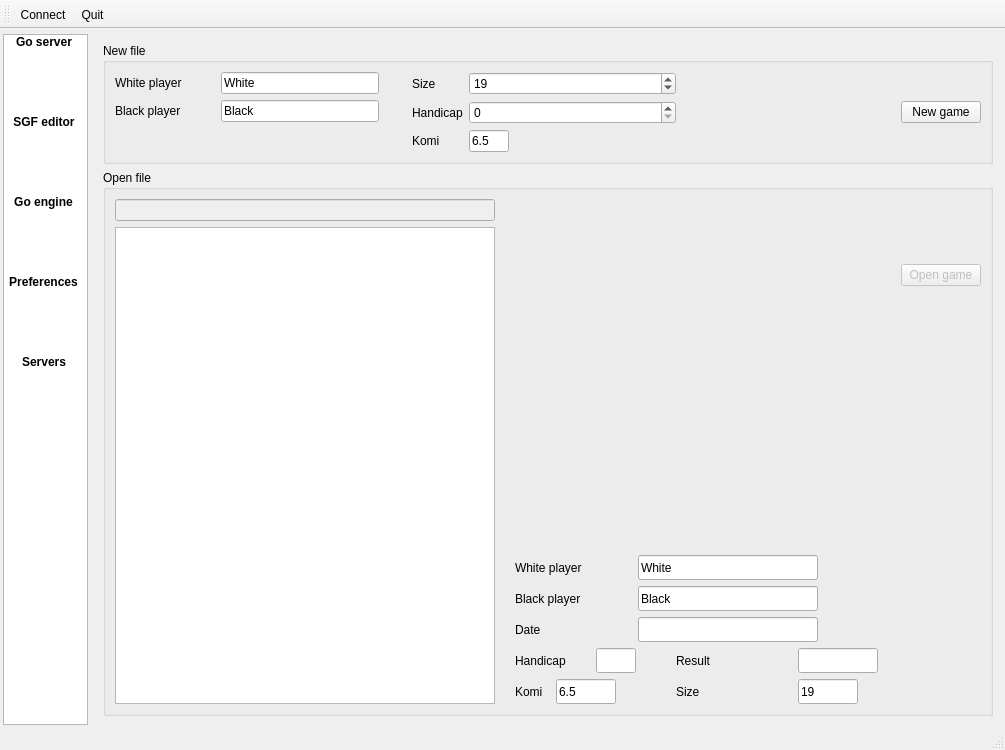
Qt form src/mainwindow.ui (pzorin/qgo) before a commit.
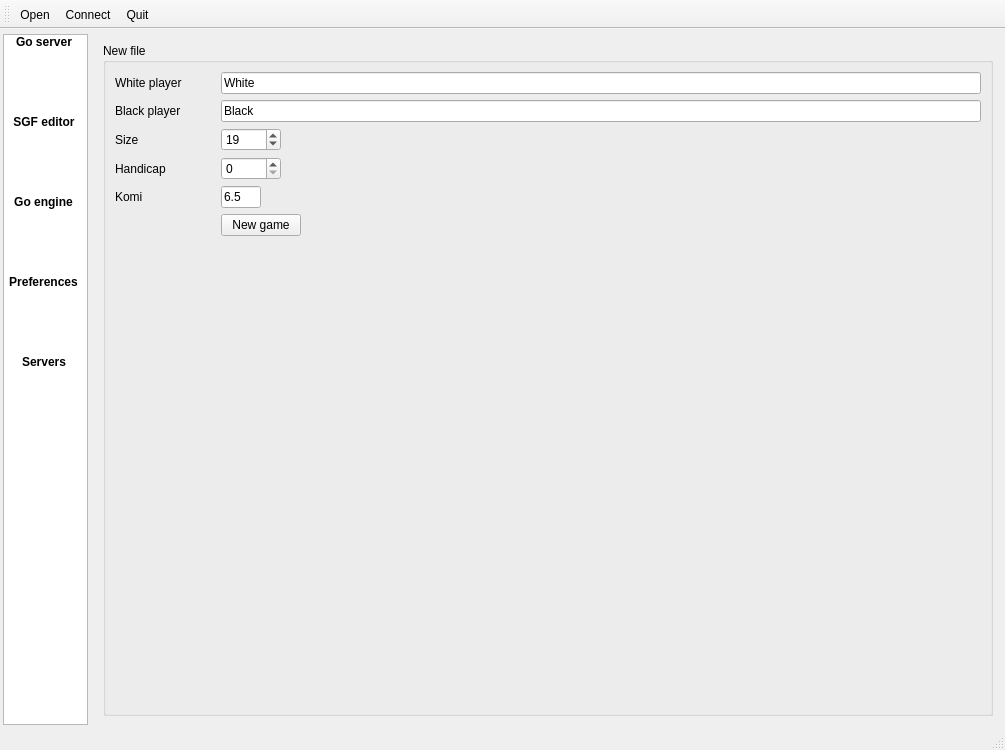
The same form after that commit. The open tabs and pages were chosen to show the change. Icons and pictures are not drawn. Custom widgets are drawn as their Qt base class.

Commit message:
Use Qt's open file dialog with preview widget
Since the preview widget is added to the standard dialog's layout,
it might not be displayed properly on other platforms. There used to
be a good way of dealing with this problem in Qt 3, but it does not
seem that it will be reimplemented in the future. Possible workaround:
always use standard (non-native) dialogs.

```diff
--- a/src/mainwindow.ui
+++ b/src/mainwindow.ui
@@ -40,13 +40,115 @@
     <property name="bottomMargin">
      <number>3</number>
     </property>
+    <item row="0" column="0">
+     <widget class="QListWidget" name="listWidget">
+      <property name="minimumSize">
+       <size>
+        <width>85</width>
+        <height>0</height>
+       </size>
+      </property>
+      <property name="maximumSize">
+       <size>
+        <width>85</width>
+        <height>16777215</height>
+       </size>
+      </property>
+      <property name="font">
+       <font>
+        <weight>75</weight>
+        <bold>true</bold>
+       </font>
+      </property>
+      <property name="verticalScrollBarPolicy">
+       <enum>Qt::ScrollBarAlwaysOff</enum>
+      </property>
+      <property name="horizontalScrollBarPolicy">
+       <enum>Qt::ScrollBarAlwaysOff</enum>
+      </property>
+      <property name="editTriggers">
+       <set>QAbstractItemView::NoEditTriggers</set>
+      </property>
+      <property name="showDropIndicator" stdset="0">
+       <bool>false</bool>
+      </property>
+      <property name="dragDropMode">
+       <enum>QAbstractItemView::DragDrop</enum>
+      </property>
+      <property name="selectionMode">
+       <enum>QAbstractItemView::NoSelection</enum>
+      </property>
+      <property name="iconSize">
+       <size>
+        <width>48</width>
+        <height>48</height>
+       </size>
+      </property>
+      <property name="movement">
+       <enum>QListView::Snap</enum>
+      </property>
+      <property name="gridSize">
+       <size>
+        <width>80</width>
+        <height>80</height>
+       </size>
+      </property>
+      <property name="viewMode">
+       <enum>QListView::IconMode</enum>
+      </property>
+      <item>
+       <property name="text">
+        <string>Go server</string>
+       </property>
+       <property name="icon">
+        <iconset resource="application.qrc">
+         <normaloff>:/ressources/pics/toolbar_1.png</normaloff>:/ressources/pics/toolbar_1.png</iconset>
+       </property>
+      </item>
+      <item>
+       <property name="text">
+        <string>SGF editor</string>
+       </property>
+       <property name="icon">
+        <iconset resource="application.qrc">
+         <normaloff>:/ressources/pics/toolbar_2.png</normaloff>:/ressources/pics/toolbar_2.png</iconset>
+       </property>
+      </item>
+      <item>
+       <property name="text">
+        <string>Go engine</string>
+       </property>
+       <property name="icon">
+        <iconset resource="application.qrc">
+         <normaloff>:/ressources/pics/toolbar_3.png</normaloff>:/ressources/pics/toolbar_3.png</iconset>
+       </property>
+      </item>
+      <item>
+       <property name="text">
+        <string>Preferences</string>
+       </property>
+       <property name="icon">
+        <iconset theme="preferences-other" resource="application.qrc">
+         <normaloff>:/ressources/pics/toolbar_5.png</normaloff>:/ressources/pics/toolbar_5.png</iconset>
+       </property>
+      </item>
+      <item>
+       <property name="text">
+        <string>Servers</string>
+       </property>
+       <property name="icon">
+        <iconset theme="preferences-system-network" resource="application.qrc">
+         <normaloff>:/ressources/pics/toolbar_4.png</normaloff>:/ressources/pics/toolbar_4.png</iconset>
+       </property>
+      </item>
+     </widget>
+    </item>
     <item row="0" column="1">
      <widget class="QStackedWidget" name="stackedWidget">
       <property name="currentIndex">
        <number>0</number>
       </property>
-      <widget class="ConnectionWidget" name="connectionWidget">
-      </widget>
+      <widget class="ConnectionWidget" name="connectionWidget"/>
       <widget class="QWidget" name="SGFEditor">
        <layout class="QVBoxLayout">
         <property name="spacing">
@@ -57,12 +159,6 @@
         </property>
         <item>
          <widget class="QGroupBox" name="groupBox_4">
-          <property name="sizePolicy">
-           <sizepolicy hsizetype="Preferred" vsizetype="Fixed">
-            <horstretch>0</horstretch>
-            <verstretch>0</verstretch>
-           </sizepolicy>
-          </property>
           <property name="title">
            <string>New file</string>
           </property>
@@ -124,34 +220,14 @@
                </property>
               </widget>
              </item>
-            </layout>
-           </item>
-           <item>
-            <spacer name="spacer">
-             <property name="orientation">
-              <enum>Qt::Horizontal</enum>
-             </property>
-             <property name="sizeType">
-              <enum>QSizePolicy::Fixed</enum>
-             </property>
-             <property name="sizeHint" stdset="0">
-              <size>
-               <width>27</width>
-               <height>17</height>
-              </size>
-             </property>
-            </spacer>
-           </item>
-           <item>
-            <layout class="QFormLayout" name="formLayout_10">
-             <item row="0" column="0">
+             <item row="3" column="0">
               <widget class="QLabel" name="label_9">
                <property name="text">
                 <string>Size</string>
                </property>
               </widget>
              </item>
-             <item row="0" column="1">
+             <item row="3" column="1">
               <widget class="QSpinBox" name="newFile_Size">
                <property name="minimumSize">
                 <size>
@@ -170,14 +246,21 @@
                </property>
               </widget>
              </item>
-             <item row="1" column="0">
+             <item row="4" column="0">
               <widget class="QLabel" name="label_10">
                <property name="text">
                 <string>Handicap</string>
                </property>
               </widget>
              </item>
-             <item row="1" column="1">
+             <item row="5" column="0">
+              <widget class="QLabel" name="label_12">
+               <property name="text">
+                <string>Komi</string>
+               </property>
+              </widget>
+             </item>
+             <item row="4" column="1">
               <widget class="QSpinBox" name="newFile_Handicap">
                <property name="minimumSize">
                 <size>
@@ -202,14 +285,7 @@
                </property>
               </widget>
              </item>
-             <item row="2" column="0">
-              <widget class="QLabel" name="label_12">
-               <property name="text">
-                <string>Komi</string>
-               </property>
-              </widget>
-             </item>
-             <item row="2" column="1">
+             <item row="5" column="1">
               <widget class="QLineEdit" name="newFile_Komi">
                <property name="minimumSize">
                 <size>
@@ -228,446 +304,17 @@
                </property>
               </widget>
              </item>
-            </layout>
-           </item>
-           <item>
-            <spacer>
-             <property name="orientation">
-              <enum>Qt::Horizontal</enum>
-             </property>
-             <property name="sizeType">
-              <enum>QSizePolicy::Preferred</enum>
-             </property>
-             <property name="sizeHint" stdset="0">
-              <size>
-               <width>219</width>
-               <height>17</height>
-              </size>
-             </property>
-            </spacer>
-           </item>
-           <item>
-            <widget class="QPushButton" name="button_newGame">
-             <property name="text">
-              <string>New game</string>
-             </property>
-             <property name="icon">
-              <iconset theme="document-new">
-               <normaloff/>
-              </iconset>
-             </property>
-            </widget>
-           </item>
-          </layout>
-         </widget>
-        </item>
-        <item>
-         <widget class="QGroupBox" name="groupBox_5">
-          <property name="title">
-           <string>Open file</string>
-          </property>
-          <layout class="QGridLayout" name="_8">
-           <item row="0" column="0">
-            <layout class="QHBoxLayout" name="horizontalLayout_4">
-             <item>
-              <layout class="QVBoxLayout" name="verticalLayout_4">
-               <item>
-                <widget class="QLineEdit" name="pathEdit">
-                 <property name="enabled">
-                  <bool>false</bool>
-                 </property>
-                 <property name="minimumSize">
-                  <size>
-                   <width>200</width>
-                   <height>0</height>
-                  </size>
-                 </property>
-                </widget>
-               </item>
-               <item>
-                <widget class="QTreeView" name="dirView_1">
-                 <property name="sizePolicy">
-                  <sizepolicy hsizetype="Expanding" vsizetype="Expanding">
-                   <horstretch>0</horstretch>
-                   <verstretch>0</verstretch>
-                  </sizepolicy>
-                 </property>
-                 <property name="minimumSize">
-                  <size>
-                   <width>200</width>
-                   <height>350</height>
-                  </size>
-                 </property>
-                 <property name="selectionBehavior">
-                  <enum>QAbstractItemView::SelectItems</enum>
-                 </property>
-                </widget>
-               </item>
-              </layout>
-             </item>
-             <item>
-              <spacer name="spacer_2">
-               <property name="orientation">
-                <enum>Qt::Horizontal</enum>
+             <item row="6" column="1">
+              <widget class="QPushButton" name="button_newGame">
+               <property name="text">
+                <string>New game</string>
                </property>
-               <property name="sizeType">
-                <enum>QSizePolicy::Fixed</enum>
+               <property name="icon">
+                <iconset theme="document-new">
+                 <normaloff/>
+                </iconset>
                </property>
-               <property name="sizeHint" stdset="0">
-                <size>
-                 <width>14</width>
-                 <height>20</height>
-                </size>
-               </property>
-              </spacer>
-             </item>
-             <item>
-              <layout class="QVBoxLayout" name="verticalLayout_5">
-               <item>
-                <layout class="QHBoxLayout" name="horizontalLayout_3">
-                 <item>
-                  <widget class="DisplayBoard" name="displayBoard" native="true">
-                   <property name="minimumSize">
-                    <size>
-                     <width>150</width>
-                     <height>150</height>
-                    </size>
-                   </property>
-                   <property name="whatsThis">
-                    <string>Board preview</string>
-                   </property>
-                  </widget>
-                 </item>
-                </layout>
-               </item>
-               <item>
-                <layout class="QGridLayout" name="_9">
-                 <property name="horizontalSpacing">
-                  <number>2</number>
-                 </property>
-                 <property name="verticalSpacing">
-                  <number>6</number>
-                 </property>
-                 <property name="margin">
-                  <number>0</number>
-                 </property>
-                 <item row="2" column="0" colspan="3">
-                  <widget class="QLabel" name="label_14">
-                   <property name="maximumSize">
-                    <size>
-                     <width>180</width>
-                     <height>16777215</height>
-                    </size>
-                   </property>
-                   <property name="text">
-                    <string>Date</string>
-                   </property>
-                  </widget>
-                 </item>
-                 <item row="4" column="4">
-                  <widget class="QLabel" name="label_15">
-                   <property name="minimumSize">
-                    <size>
-                     <width>40</width>
-                     <height>0</height>
-                    </size>
-                   </property>
-                   <property name="maximumSize">
-                    <size>
-                     <width>180</width>
-                     <height>16777215</height>
-                    </size>
-                   </property>
-                   <property name="text">
-                    <string>Size</string>
-                   </property>
-                  </widget>
-                 </item>
-                 <item row="1" column="3" colspan="4">
-                  <widget class="QLineEdit" name="File_BlackPlayer">
-                   <property name="minimumSize">
-                    <size>
-                     <width>118</width>
-                     <height>25</height>
-                    </size>
-                   </property>
-                   <property name="maximumSize">
-                    <size>
-                     <width>180</width>
-                     <height>16777215</height>
-                    </size>
-                   </property>
-                   <property name="text">
-                    <string>Black</string>
-                   </property>
-                  </widget>
-                 </item>
-                 <item row="4" column="1" colspan="2">
-                  <widget class="QLineEdit" name="File_Komi">
-                   <property name="minimumSize">
-                    <size>
-                     <width>40</width>
-                     <height>25</height>
-                    </size>
-                   </property>
-                   <property name="maximumSize">
-                    <size>
-                     <width>60</width>
-                     <height>16777215</height>
-                    </size>
-                   </property>
-                   <property name="text">
-                    <string>6.5</string>
-                   </property>
-                  </widget>
-                 </item>
-                 <item row="0" column="0" colspan="2">
-                  <widget class="QLabel" name="label_16">
-                   <property name="minimumSize">
-                    <size>
-                     <width>79</width>
-                     <height>0</height>
-                    </size>
-                   </property>
-                   <property name="maximumSize">
-                    <size>
-                     <width>180</width>
-                     <height>16777215</height>
-                    </size>
-                   </property>
-                   <property name="text">
-                    <string>White player</string>
-                   </property>
-                  </widget>
-                 </item>
-                 <item row="1" column="0" colspan="2">
-                  <widget class="QLabel" name="label_17">
-                   <property name="minimumSize">
-                    <size>
-                     <width>79</width>
-                     <height>0</height>
-                    </size>
-                   </property>
-                   <property name="maximumSize">
-                    <size>
-                     <width>180</width>
-                     <height>16777215</height>
-                    </size>
-                   </property>
-                   <property name="text">
-                    <string>Black player</string>
-                   </property>
-                  </widget>
-                 </item>
-                 <item row="4" column="0">
-                  <widget class="QLabel" name="label_19">
-                   <property name="minimumSize">
-                    <size>
-                     <width>37</width>
-                     <height>0</height>
-                    </size>
-                   </property>
-                   <property name="maximumSize">
-                    <size>
-                     <width>180</width>
-                     <height>16777215</height>
-                    </size>
-                   </property>
-                   <property name="text">
-                    <string>Komi</string>
-                   </property>
-                  </widget>
-                 </item>
-                 <item row="2" column="3" colspan="4">
-                  <widget class="QLineEdit" name="File_Date">
-                   <property name="minimumSize">
-                    <size>
-                     <width>118</width>
-                     <height>25</height>
-                    </size>
-                   </property>
-                   <property name="maximumSize">
-                    <size>
-                     <width>180</width>
-                     <height>16777215</height>
-                    </size>
-                   </property>
-                   <property name="text">
-                    <string/>
-                   </property>
-                  </widget>
-                 </item>
-                 <item row="3" column="0" colspan="2">
-                  <widget class="QLabel" name="label_20">
-                   <property name="minimumSize">
-                    <size>
-                     <width>70</width>
-                     <height>0</height>
-                    </size>
-                   </property>
-                   <property name="maximumSize">
-                    <size>
-                     <width>180</width>
-                     <height>16777215</height>
-                    </size>
-                   </property>
-                   <property name="text">
-                    <string>Handicap</string>
-                   </property>
-                  </widget>
-                 </item>
-                 <item row="4" column="5">
-                  <widget class="QLineEdit" name="File_Size">
-                   <property name="minimumSize">
-                    <size>
-                     <width>60</width>
-                     <height>25</height>
-                    </size>
-                   </property>
-                   <property name="maximumSize">
-                    <size>
-                     <width>60</width>
-                     <height>16777215</height>
-                    </size>
-                   </property>
-                   <property name="text">
-                    <string>19</string>
-                   </property>
-                  </widget>
-                 </item>
-                 <item row="0" column="3" colspan="4">
-                  <widget class="QLineEdit" name="File_WhitePlayer">
-                   <property name="sizePolicy">
-                    <sizepolicy hsizetype="Minimum" vsizetype="Fixed">
-                     <horstretch>0</horstretch>
-                     <verstretch>0</verstretch>
-                    </sizepolicy>
-                   </property>
-                   <property name="minimumSize">
-                    <size>
-                     <width>118</width>
-                     <height>25</height>
-                    </size>
-                   </property>
-                   <property name="maximumSize">
-                    <size>
-                     <width>180</width>
-                     <height>16777215</height>
-                    </size>
-                   </property>
-                   <property name="text">
-                    <string>White</string>
-                   </property>
-                  </widget>
-                 </item>
-                 <item row="3" column="4">
-                  <widget class="QLabel" name="label_18">
-                   <property name="minimumSize">
-                    <size>
-                     <width>120</width>
-                     <height>0</height>
-                    </size>
-                   </property>
-                   <property name="maximumSize">
-                    <size>
-                     <width>180</width>
-                     <height>16777215</height>
-                    </size>
-                   </property>
-                   <property name="text">
-                    <string>Result</string>
-                   </property>
-                  </widget>
-                 </item>
-                 <item row="3" column="5" colspan="2">
-                  <widget class="QLineEdit" name="File_Result">
-                   <property name="minimumSize">
-                    <size>
-                     <width>66</width>
-                     <height>25</height>
-                    </size>
-                   </property>
-                   <property name="maximumSize">
-                    <size>
-                     <width>80</width>
-                     <height>16777215</height>
-                    </size>
-                   </property>
-                   <property name="text">
-                    <string/>
-                   </property>
-                  </widget>
-                 </item>
-                 <item row="3" column="2">
-                  <widget class="QLineEdit" name="File_Handicap">
-                   <property name="minimumSize">
-                    <size>
-                     <width>40</width>
-                     <height>25</height>
-                    </size>
-                   </property>
-                   <property name="maximumSize">
-                    <size>
-                     <width>40</width>
-                     <height>16777215</height>
-                    </size>
-                   </property>
-                   <property name="text">
-                    <string/>
-                   </property>
-                  </widget>
-                 </item>
-                </layout>
-               </item>
-              </layout>
-             </item>
-             <item>
-              <layout class="QVBoxLayout" name="verticalLayout_6">
-               <item>
-                <spacer name="verticalSpacer_2">
-                 <property name="orientation">
-                  <enum>Qt::Vertical</enum>
-                 </property>
-                 <property name="sizeType">
-                  <enum>QSizePolicy::Preferred</enum>
-                 </property>
-                 <property name="sizeHint" stdset="0">
-                  <size>
-                   <width>20</width>
-                   <height>65</height>
-                  </size>
-                 </property>
-                </spacer>
-               </item>
-               <item>
-                <widget class="QPushButton" name="button_loadGame">
-                 <property name="enabled">
-                  <bool>false</bool>
-                 </property>
-                 <property name="text">
-                  <string>Open game</string>
-                 </property>
-                 <property name="icon">
-                  <iconset theme="document-open">
-                   <normaloff/>
-                  </iconset>
-                 </property>
-                </widget>
-               </item>
-               <item>
-                <spacer name="verticalSpacer">
-                 <property name="orientation">
-                  <enum>Qt::Vertical</enum>
-                 </property>
-                 <property name="sizeHint" stdset="0">
-                  <size>
-                   <width>20</width>
-                   <height>186</height>
-                  </size>
-                 </property>
-                </spacer>
-               </item>
-              </layout>
+              </widget>
              </item>
             </layout>
            </item>
@@ -773,38 +420,6 @@
              </item>
             </layout>
            </item>
-           <item row="0" column="3">
-            <spacer name="spacer_3">
-             <property name="orientation">
-              <enum>Qt::Horizontal</enum>
-             </property>
-             <property name="sizeHint" stdset="0">
-              <size>
-               <width>40</width>
-               <height>20</height>
-              </size>
-             </property>
-            </spacer>
-           </item>
-           <item row="1" column="4">
-            <widget class="QPushButton" name="pushButton_5">
-             <property name="text">
-              <string>Set defaults</string>
-             </property>
-            </widget>
-           </item>
-           <item row="0" column="4">
-            <widget class="QPushButton" name="button_newComputerGame">
-             <property name="text">
-              <string>Start game</string>
-             </property>
-             <property name="icon">
-              <iconset theme="document-new">
-               <normaloff/>
-              </iconset>
-             </property>
-            </widget>
-           </item>
            <item row="0" column="1" rowspan="2">
             <widget class="QGroupBox" name="groupBox_7">
              <property name="title">
@@ -857,69 +472,40 @@
                 </property>
                </widget>
               </item>
+              <item row="3" column="1">
+               <widget class="QLineEdit" name="LineEdit_computer"/>
+              </item>
+              <item row="5" column="1">
+               <widget class="QPushButton" name="computerPathButton">
+                <property name="text">
+                 <string>Get</string>
+                </property>
+               </widget>
+              </item>
+              <item row="3" column="0">
+               <widget class="QLabel" name="label_3">
+                <property name="text">
+                 <string>Path</string>
+                </property>
+               </widget>
+              </item>
              </layout>
             </widget>
            </item>
-          </layout>
-         </widget>
-        </item>
-        <item>
-         <widget class="QGroupBox" name="groupBox_2">
-          <property name="title">
-           <string>Open started game</string>
-          </property>
-          <layout class="QGridLayout" name="_11">
-           <item row="0" column="0">
-            <widget class="QTreeView" name="dirView_2">
-             <property name="minimumSize">
-              <size>
-               <width>450</width>
-               <height>100</height>
-              </size>
+           <item row="2" column="1">
+            <widget class="QPushButton" name="pushButton_5">
+             <property name="text">
+              <string>Set defaults</string>
              </property>
-             <property name="showDropIndicator" stdset="0">
-              <bool>true</bool>
-             </property>
-             <property name="uniformRowHeights">
-              <bool>true</bool>
-             </property>
             </widget>
            </item>
-           <item row="0" column="1">
-            <widget class="DisplayBoard" name="displayBoard2" native="true">
-             <property name="sizePolicy">
-              <sizepolicy hsizetype="Expanding" vsizetype="Expanding">
-               <horstretch>0</horstretch>
-               <verstretch>0</verstretch>
-              </sizepolicy>
-             </property>
-             <property name="minimumSize">
-              <size>
-               <width>150</width>
-               <height>150</height>
-              </size>
-             </property>
-             <property name="whatsThis">
-              <string>Board preview</string>
-             </property>
-            </widget>
-           </item>
-           <item row="1" column="1">
-            <widget class="QPushButton" name="button_loadComputerGame">
-             <property name="enabled">
-              <bool>false</bool>
-             </property>
-             <property name="sizePolicy">
-              <sizepolicy hsizetype="Fixed" vsizetype="Fixed">
-               <horstretch>0</horstretch>
-               <verstretch>0</verstretch>
-              </sizepolicy>
-             </property>
+           <item row="2" column="0">
+            <widget class="QPushButton" name="button_newComputerGame">
              <property name="text">
-              <string>Open game</string>
+              <string>Start game</string>
              </property>
              <property name="icon">
-              <iconset theme="document-open">
+              <iconset theme="document-new">
                <normaloff/>
               </iconset>
              </property>
@@ -928,44 +514,6 @@
           </layout>
          </widget>
         </item>
-        <item>
-         <widget class="QGroupBox" name="groupBox_8">
-          <property name="title">
-           <string>Go engine path</string>
-          </property>
-          <layout class="QHBoxLayout">
-           <property name="spacing">
-            <number>6</number>
-           </property>
-           <property name="margin">
-            <number>9</number>
-           </property>
-           <item>
-            <widget class="QLineEdit" name="LineEdit_computer"/>
-           </item>
-           <item>
-            <spacer>
-             <property name="orientation">
-              <enum>Qt::Horizontal</enum>
-             </property>
-             <property name="sizeHint" stdset="0">
-              <size>
-               <width>40</width>
-               <height>20</height>
-              </size>
-             </property>
-            </spacer>
-           </item>
-           <item>
-            <widget class="QPushButton" name="computerPathButton">
-             <property name="text">
-              <string>Get engine</string>
-             </property>
-            </widget>
-           </item>
-          </layout>
-         </widget>
-        </item>
        </layout>
       </widget>
       <widget class="QWidget" name="Preferences">
@@ -1833,109 +1381,6 @@
       </widget>
      </widget>
     </item>
-    <item row="0" column="0">
-     <widget class="QListWidget" name="listWidget">
-      <property name="minimumSize">
-       <size>
-        <width>85</width>
-        <height>0</height>
-       </size>
-      </property>
-      <property name="maximumSize">
-       <size>
-        <width>85</width>
-        <height>16777215</height>
-       </size>
-      </property>
-      <property name="font">
-       <font>
-        <weight>75</weight>
-        <bold>true</bold>
-       </font>
-      </property>
-      <property name="verticalScrollBarPolicy">
-       <enum>Qt::ScrollBarAlwaysOff</enum>
-      </property>
-      <property name="horizontalScrollBarPolicy">
-       <enum>Qt::ScrollBarAlwaysOff</enum>
-      </property>
-      <property name="editTriggers">
-       <set>QAbstractItemView::NoEditTriggers</set>
-      </property>
-      <property name="showDropIndicator" stdset="0">
-       <bool>false</bool>
-      </property>
-      <property name="dragDropMode">
-       <enum>QAbstractItemView::DragDrop</enum>
-      </property>
-      <property name="selectionMode">
-       <enum>QAbstractItemView::NoSelection</enum>
-      </property>
-      <property name="iconSize">
-       <size>
-        <width>48</width>
-        <height>48</height>
-       </size>
-      </property>
-      <property name="movement">
-       <enum>QListView::Snap</enum>
-      </property>
-      <property name="gridSize">
-       <size>
-        <width>80</width>
-        <height>80</height>
-       </size>
-      </property>
-      <property name="viewMode">
-       <enum>QListView::IconMode</enum>
-      </property>
-      <item>
-       <property name="text">
-        <string>Go server</string>
-       </property>
-       <property name="icon">
-        <iconset resource="application.qrc">
-         <normaloff>:/ressources/pics/toolbar_1.png</normaloff>:/ressources/pics/toolbar_1.png</iconset>
-       </property>
-      </item>
-      <item>
-       <property name="text">
-        <string>SGF editor</string>
-       </property>
-       <property name="icon">
-        <iconset resource="application.qrc">
-         <normaloff>:/ressources/pics/toolbar_2.png</normaloff>:/ressources/pics/toolbar_2.png</iconset>
-       </property>
-      </item>
-      <item>
-       <property name="text">
-        <string>Go engine</string>
-       </property>
-       <property name="icon">
-        <iconset resource="application.qrc">
-         <normaloff>:/ressources/pics/toolbar_3.png</normaloff>:/ressources/pics/toolbar_3.png</iconset>
-       </property>
-      </item>
-      <item>
-       <property name="text">
-        <string>Preferences</string>
-       </property>
-       <property name="icon">
-        <iconset theme="preferences-other" resource="application.qrc">
-         <normaloff>:/ressources/pics/toolbar_5.png</normaloff>:/ressources/pics/toolbar_5.png</iconset>
-       </property>
-      </item>
-      <item>
-       <property name="text">
-        <string>Servers</string>
-       </property>
-       <property name="icon">
-        <iconset theme="preferences-system-network" resource="application.qrc">
-         <normaloff>:/ressources/pics/toolbar_4.png</normaloff>:/ressources/pics/toolbar_4.png</iconset>
-       </property>
-      </item>
-     </widget>
-    </item>
    </layout>
   </widget>
   <widget class="QStatusBar" name="statusbar"/>
@@ -1949,6 +1394,7 @@
    <attribute name="toolBarBreak">
     <bool>false</bool>
    </attribute>
+   <addaction name="actionOpen"/>
    <addaction name="actionConnect"/>
    <addaction name="actionQuit"/>
   </widget>
@@ -2006,13 +1452,19 @@
     <string>Ctrl+C</string>
    </property>
   </action>
+  <action name="actionOpen">
+   <property name="text">
+    <string>Open...</string>
+   </property>
+   <property name="toolTip">
+    <string>Open SGF File</string>
+   </property>
+   <property name="shortcut">
+    <string>Ctrl+O</string>
+   </property>
+  </action>
  </widget>
  <customwidgets>
-  <customwidget>
-   <class>DisplayBoard</class>
-   <extends>QWidget</extends>
-   <header>displayboard.h</header>
-  </customwidget>
   <customwidget>
    <class>ConnectionWidget</class>
    <extends>QWidget</extends>
```
The commit also changes 8 other files.
